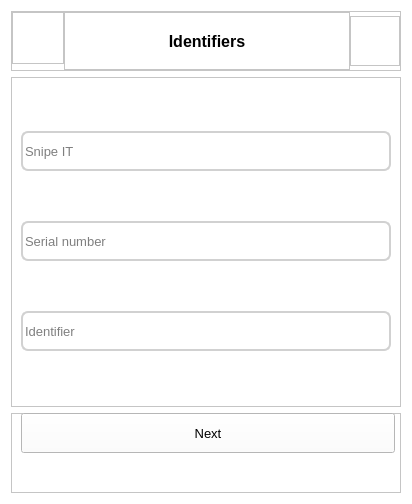
This is layouts/add_device3.ui in fedulovs/InventoryUI as Qt 5 draws it before an edit. The edited form follows.
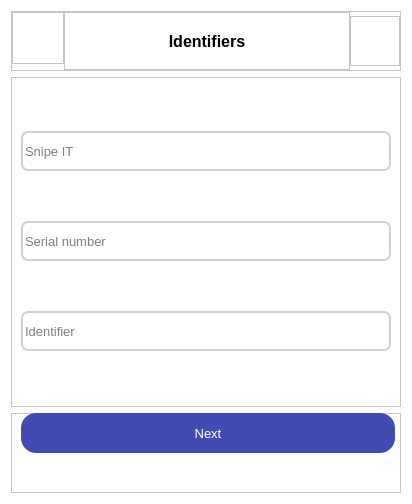
This is the edited form.

```diff
--- a/layouts/add_device3.ui
+++ b/layouts/add_device3.ui
@@ -350,13 +350,19 @@
                             </font>
                         </property>
                         <property name="styleSheet">
-                            <string notr="true">border-radius : 15; border: 2 px solid black; background-color:
-                                #414BB2; color: white;
+                            <string notr="true">QPushButton {
+                                border-radius: 15;
+                                border: 2 px solid black;
+                                background-color: #414BB2;
+                                color: white
+                                }
 
-                                pressed ({
-                                border: 4px solid #090;
-                                border-radius: 5px
-                                })
+                                QPushButton:hover{
+                                border-radius: 15;
+                                border: 4 px solid black;
+                                background-color: rgb(51, 60, 140);
+                                color: white;
+                                }
                             </string>
                         </property>
                         <property name="text">
```
Left out of the diff: 13 changed lines with no effect on the pictures.
